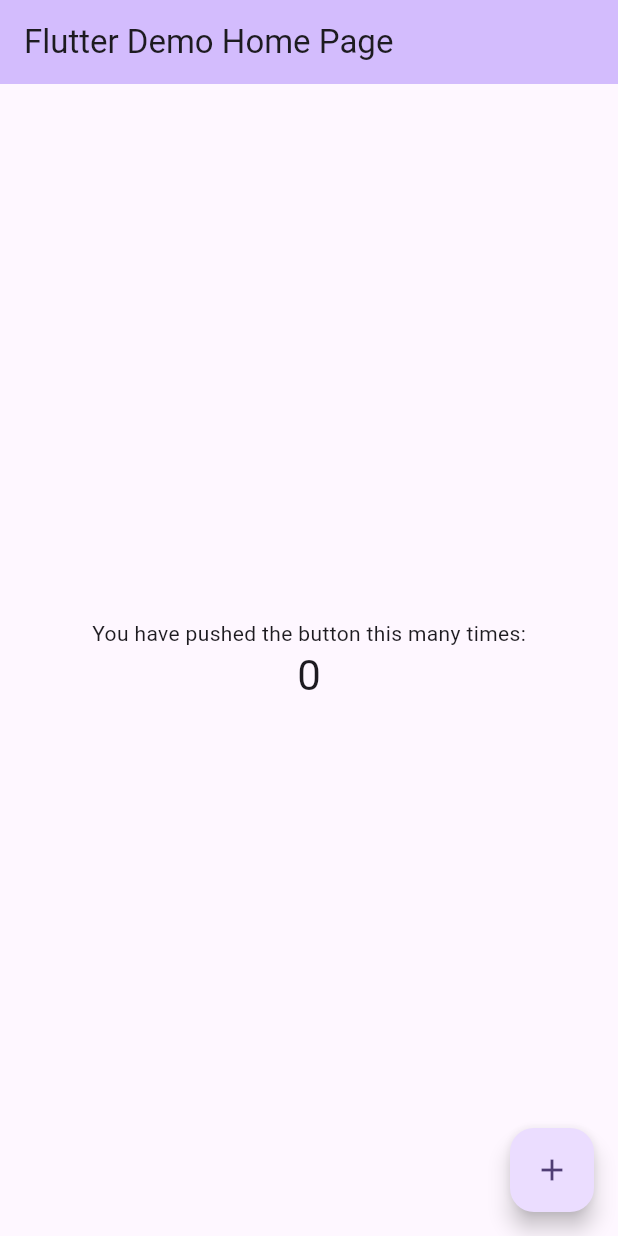
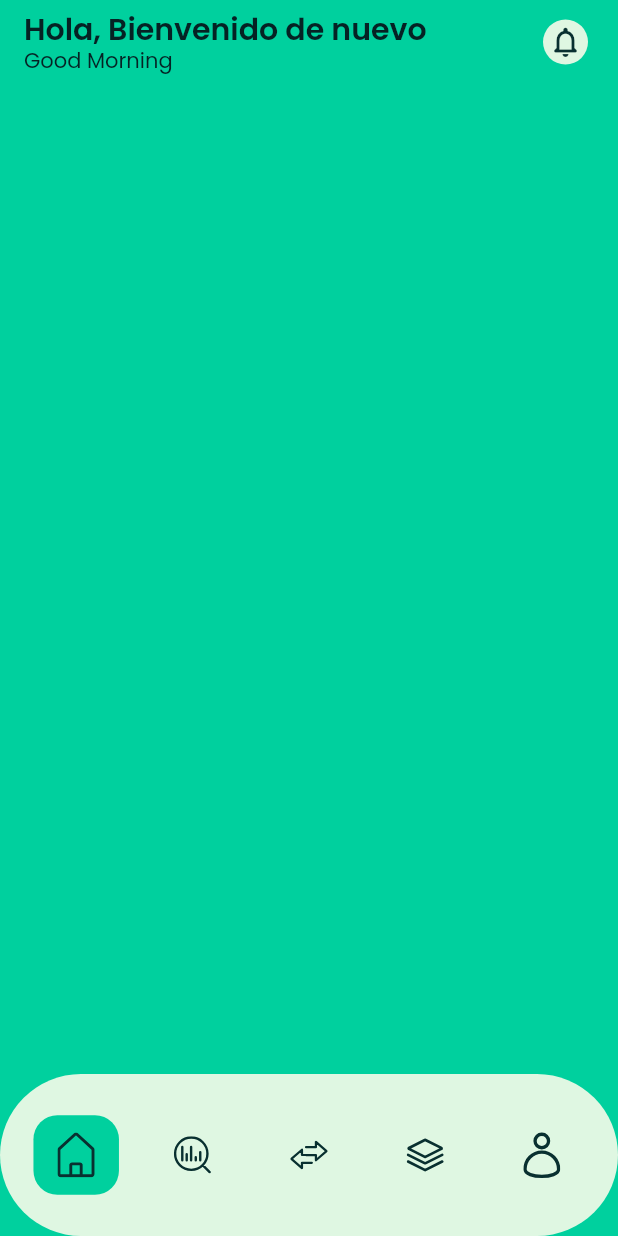
Before and after one commit to Harurin5671/fin_wise, a Flutter app: the screen it shows after launch, on a phone screen of 412 x 824 dp. Run offline on Flutter 3.47's test engine with Material 3 defaults, Android fonts, the phone set to English and light mode, and no system bars; our stand-ins replace flutter_svg, get_it, go_router, google_fonts.

Commit message:
Initialize app structure and add dependencies
Set up core app structure with bootstrap, service locator, and theming. Added HomePage and custom bottom navigation bar. Updated main.dart to use new theme and routing. Added essential dependencies for state management, routing, DI, and UI enhancements in pubspec.yaml.

```diff
--- /dev/null
+++ b/lib/config/theme/light_theme.dart
@@ -0,0 +1,11 @@
+import 'package:fin_wise/config/theme/app_colors.dart';
+import 'package:flutter/material.dart';
+
+final ThemeData lightTheme = ThemeData(
+  brightness: Brightness.light,
+  scaffoldBackgroundColor: AppColors.caribbeanGreen,
+  appBarTheme: const AppBarTheme(backgroundColor: AppColors.caribbeanGreen),
+  bottomNavigationBarTheme: BottomNavigationBarThemeData(
+    backgroundColor: AppColors.lightGreen,
+  ),
+);
--- /dev/null
+++ b/lib/core/bootstrap.dart
@@ -0,0 +1,7 @@
+import 'package:fin_wise/core/di/service_locator.dart';
+
+class Bootstrap {
+  static Future<void> init() async {
+    await setupServiceLocator();
+  }
+}
--- /dev/null
+++ b/lib/core/di/service_locator.dart
@@ -0,0 +1,8 @@
+import 'package:get_it/get_it.dart';
+
+final GetIt sl = GetIt.instance;
+
+Future<void> setupServiceLocator() async {
+  //Cubits
+  //Blocs
+}
--- a/lib/main.dart
+++ b/lib/main.dart
@@ -1,122 +1,27 @@
 import 'package:flutter/material.dart';
 
-void main() {
+import 'package:fin_wise/core/bootstrap.dart';
+import 'package:fin_wise/config/theme/app_theme.dart';
+import 'package:fin_wise/config/router/app_router.dart';
+
+void main() async {
+  WidgetsFlutterBinding.ensureInitialized();
+  await Bootstrap.init();
   runApp(const MyApp());
 }
 
 class MyApp extends StatelessWidget {
   const MyApp({super.key});
 
-  // This widget is the root of your application.
   @override
   Widget build(BuildContext context) {
-    return MaterialApp(
-      title: 'Flutter Demo',
-      theme: ThemeData(
-        // This is the theme of your application.
-        //
-        // TRY THIS: Try running your application with "flutter run". You'll see
-        // the application has a purple toolbar. Then, without quitting the app,
-        // try changing the seedColor in the colorScheme below to Colors.green
-        // and then invoke "hot reload" (save your changes or press the "hot
-        // reload" button in a Flutter-supported IDE, or press "r" if you used
-        // the command line to start the app).
-        //
-        // Notice that the counter didn't reset back to zero; the application
-        // state is not lost during the reload. To reset the state, use hot
-        // restart instead.
-        //
-        // This works for code too, not just values: Most code changes can be
-        // tested with just a hot reload.
-        colorScheme: ColorScheme.fromSeed(seedColor: Colors.deepPurple),
-      ),
-      home: const MyHomePage(title: 'Flutter Demo Home Page'),
+    return MaterialApp.router(
+      debugShowCheckedModeBanner: false,
+      title: 'FinWise',
+      theme: AppTheme.light,
+      darkTheme: AppTheme.dark,
+      themeMode: ThemeMode.system,
+      routerConfig: appRouter,
     );
   }
 }
-
-class MyHomePage extends StatefulWidget {
-  const MyHomePage({super.key, required this.title});
-
-  // This widget is the home page of your application. It is stateful, meaning
-  // that it has a State object (defined below) that contains fields that affect
-  // how it looks.
-
-  // This class is the configuration for the state. It holds the values (in this
-  // case the title) provided by the parent (in this case the App widget) and
-  // used by the build method of the State. Fields in a Widget subclass are
-  // always marked "final".
-
-  final String title;
-
-  @override
-  State<MyHomePage> createState() => _MyHomePageState();
-}
-
-class _MyHomePageState extends State<MyHomePage> {
-  int _counter = 0;
-
-  void _incrementCounter() {
-    setState(() {
-      // This call to setState tells the Flutter framework that something has
-      // changed in this State, which causes it to rerun the build method below
-      // so that the display can reflect the updated values. If we changed
-      // _counter without calling setState(), then the build method would not be
-      // called again, and so nothing would appear to happen.
-      _counter++;
-    });
-  }
-
-  @override
-  Widget build(BuildContext context) {
-    // This method is rerun every time setState is called, for instance as done
-    // by the _incrementCounter method above.
-    //
-    // The Flutter framework has been optimized to make rerunning build methods
-    // fast, so that you can just rebuild anything that needs updating rather
-    // than having to individually change instances of widgets.
-    return Scaffold(
-      appBar: AppBar(
-        // TRY THIS: Try changing the color here to a specific color (to
-        // Colors.amber, perhaps?) and trigger a hot reload to see the AppBar
-        // change color while the other colors stay the same.
-        backgroundColor: Theme.of(context).colorScheme.inversePrimary,
-        // Here we take the value from the MyHomePage object that was created by
-        // the App.build method, and use it to set our appbar title.
-        title: Text(widget.title),
-      ),
-      body: Center(
-        // Center is a layout widget. It takes a single child and positions it
-        // in the middle of the parent.
-        child: Column(
-          // Column is also a layout widget. It takes a list of children and
-          // arranges them vertically. By default, it sizes itself to fit its
-          // children horizontally, and tries to be as tall as its parent.
-          //
-          // Column has various properties to control how it sizes itself and
-          // how it positions its children. Here we use mainAxisAlignment to
-          // center the children vertically; the main axis here is the vertical
-          // axis because Columns are vertical (the cross axis would be
-          // horizontal).
-          //
-          // TRY THIS: Invoke "debug painting" (choose the "Toggle Debug Paint"
-          // action in the IDE, or press "p" in the console), to see the
-          // wireframe for each widget.
-          mainAxisAlignment: MainAxisAlignment.center,
-          children: <Widget>[
-            const Text('You have pushed the button this many times:'),
-            Text(
-              '$_counter',
-              style: Theme.of(context).textTheme.headlineMedium,
-            ),
-          ],
-        ),
-      ),
-      floatingActionButton: FloatingActionButton(
-        onPressed: _incrementCounter,
-        tooltip: 'Increment',
-        child: const Icon(Icons.add),
-      ), // This trailing comma makes auto-formatting nicer for build methods.
-    );
-  }
-}
--- /dev/null
+++ b/lib/presentation/pages/home/home_page.dart
@@ -0,0 +1,143 @@
+import 'dart:developer';
+
+import 'package:fin_wise/config/constants/assets.dart';
+import 'package:fin_wise/config/theme/font_styles.dart';
+import 'package:flutter/material.dart';
+import 'package:flutter_svg/svg.dart';
+
+class HomePage extends StatelessWidget {
+  const HomePage({super.key});
+
+  @override
+  Widget build(BuildContext context) {
+    final icons = [
+      Icons.home,
+      Icons.analytics,
+      Icons.swap_horiz,
+      Icons.layers,
+      Icons.person,
+    ];
+    return Scaffold(
+      appBar: AppBar(
+        title: Column(
+          crossAxisAlignment: CrossAxisAlignment.start,
+          children: [
+            Text(
+              'Hola, Bienvenido de nuevo',
+              style: FontStyles.poppinsSemiBold.copyWith(
+                fontSize: 20,
+                color: Color(0xFF052224),
+              ),
+            ),
+            Text(
+              'Good Morning',
+              style: FontStyles.poppinsRegular.copyWith(
+                fontSize: 14,
+                color: Color(0xFF052224),
+              ),
+            ),
+          ],
+        ),
+        actions: [
+          Padding(
+            padding: const EdgeInsets.only(right: 20),
+            child: Container(
+              height: 30,
+              width: 30,
+              decoration: BoxDecoration(
+                shape: BoxShape.circle,
+                color: Color(0xFFDFF7E2),
+              ),
+              child: Icon(
+                Icons.notifications_none_rounded,
+                color: Color(0xFF093030),
+              ),
+            ),
+          ),
+        ],
+      ),
+      bottomNavigationBar: CustomBottomNavBar(
+        currentIndex: 0,
+        onTap: (index) {
+          switch (index) {
+            case 0:
+              log('Home');
+              break;
+            case 1:
+              log('Analysis');
+              break;
+            case 2:
+              log('Transaction');
+              break;
+            case 3:
+              log('Category');
+              break;
+            case 4:
+              log('Profile');
+              break;
+          }
+        },
+      ),
+    );
+  }
+}
+
+class CustomBottomNavBar extends StatelessWidget {
+  final int currentIndex;
+  final ValueChanged<int> onTap;
+
+  const CustomBottomNavBar({
+    super.key,
+    required this.currentIndex,
+    required this.onTap,
+  });
+
+  @override
+  Widget build(BuildContext context) {
+    final icons = [
+      Assets.iconsNavBarSVG.home,
+      Assets.iconsNavBarSVG.analysis,
+      Assets.iconsNavBarSVG.transaction,
+      Assets.iconsNavBarSVG.category,
+      Assets.iconsNavBarSVG.profile,
+    ];
+
+    return ClipRRect(
+      borderRadius: BorderRadius.circular(70),
+      child: Container(
+        height: 108,
+        padding: const EdgeInsets.symmetric(horizontal: 12),
+        color: const Color(0xFFDFF7E2), // fondo general del nav
+        child: Row(
+          mainAxisAlignment: MainAxisAlignment.spaceAround,
+          children: List.generate(icons.length, (index) {
+            final isSelected = index == currentIndex;
+
+            return GestureDetector(
+              onTap: () => onTap(index),
+              child: AnimatedContainer(
+                padding: const EdgeInsets.symmetric(
+                  horizontal: 16,
+                  vertical: 11,
+                ),
+                duration: const Duration(milliseconds: 250),
+                decoration: BoxDecoration(
+                  color: isSelected
+                      ? const Color(0xFF00D09E)
+                      : Colors.transparent,
+                  borderRadius: BorderRadius.circular(16),
+                ),
+                child: SvgPicture.asset(
+                  width: 25,
+                  height: 31,
+                  fit: BoxFit.scaleDown,
+                  icons[index],
+                ),
+              ),
+            );
+          }),
+        ),
+      ),
+    );
+  }
+}
```
Also changed, not shown: pubspec.yaml (+23 -18 lines), lib/presentation/widgets/app_bottom_nav_bar.dart (added), pubspec.lock.
